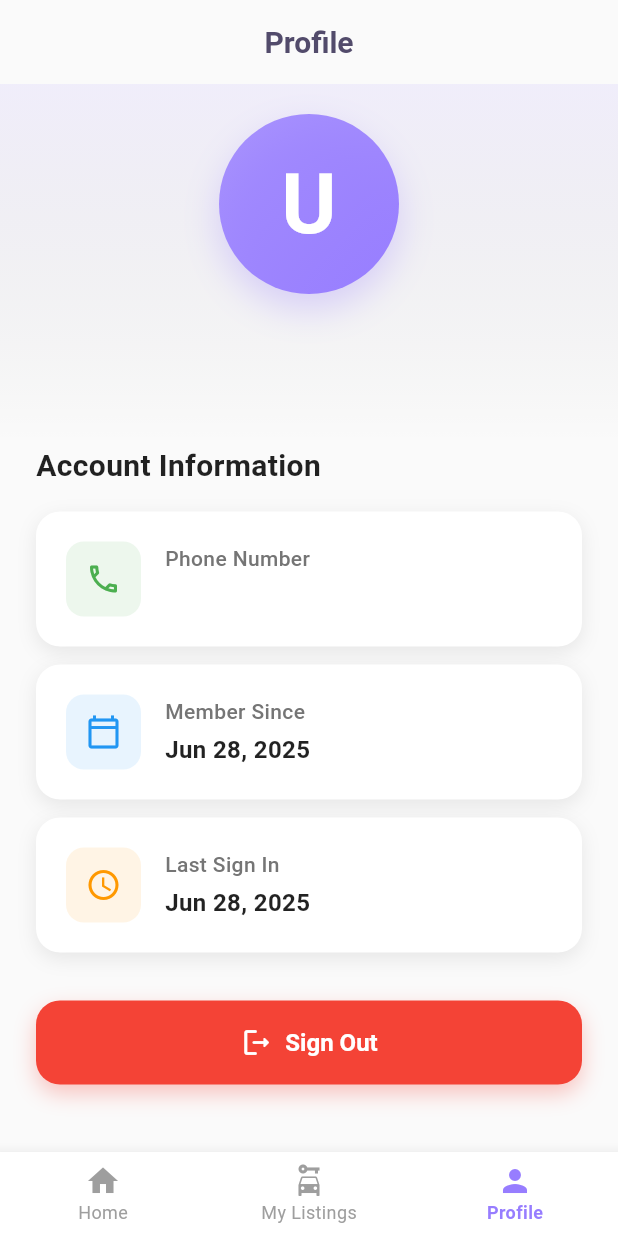
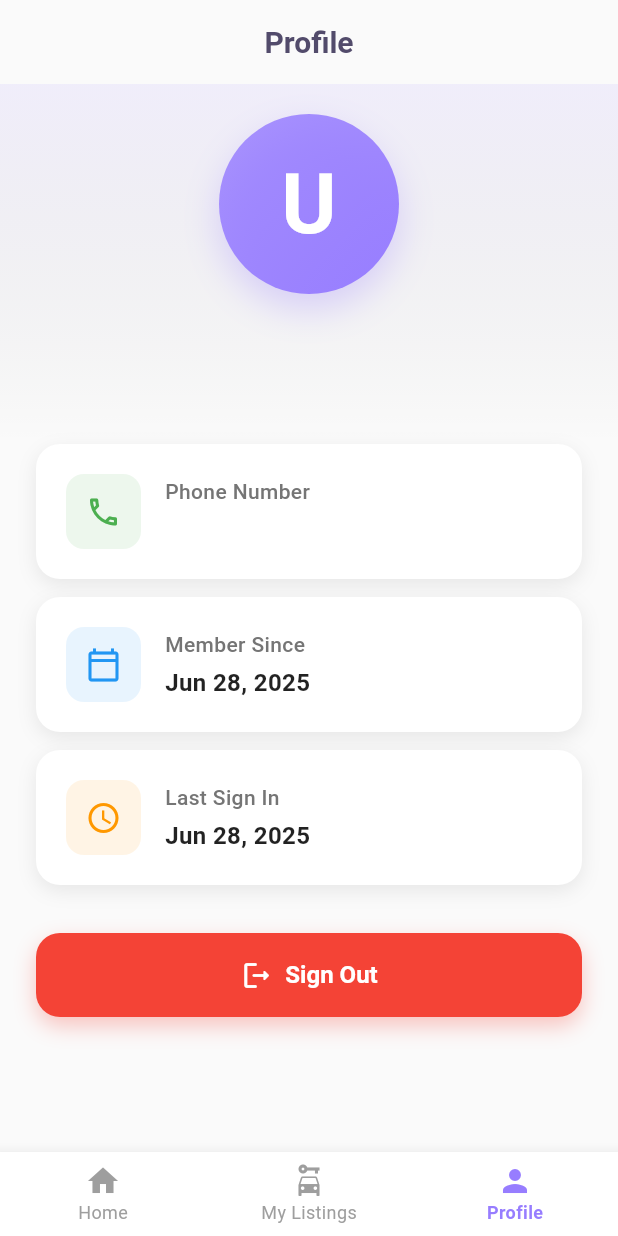
Before and after one commit to mohmmedYahya/Flutter-Project, a Flutter app: the screen it shows once a user with an empty profile is signed in, item 3 of the bottom bar chosen, on a phone screen of 412 x 824 dp. Run offline on Flutter 3.47's test engine with Material 3 defaults, Android fonts, the phone set to English and light mode, and no system bars; our stand-ins replace cloud_firestore, firebase_auth, firebase_core, google_sign_in; accounts and stored records are empty.

Commit message:
Update profile_screen.dart

```diff
--- a/movies/lib/screens/profile_screen.dart
+++ b/movies/lib/screens/profile_screen.dart
@@ -207,17 +207,6 @@ class _ProfileScreenState extends State<ProfileScreen> {
               child: Column(
                 crossAxisAlignment: CrossAxisAlignment.start,
                 children: [
-                  const Text(
-                    'Account Information',
-                    style: TextStyle(
-                      fontSize: 20,
-                      fontWeight: FontWeight.bold,
-                      color: Colors.black87,
-                    ),
-                  ),
-
-                  const SizedBox(height: 16),
-
                   // Information Cards
                   _buildInfoCard(
                     icon: Icons.phone_outlined,
```
